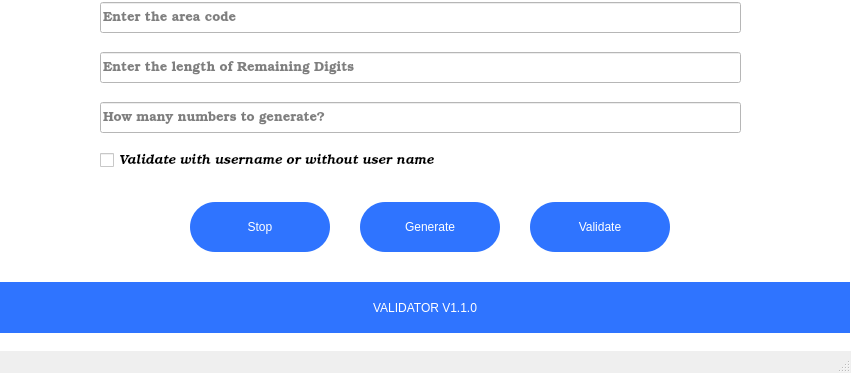
The window that validator.ui (josanta/phone-gen-verify) describes before a commit, drawn with Qt 5; both pictures show x 0 to 851 and y 248 to 621 of the 851 by 621 pixel window.
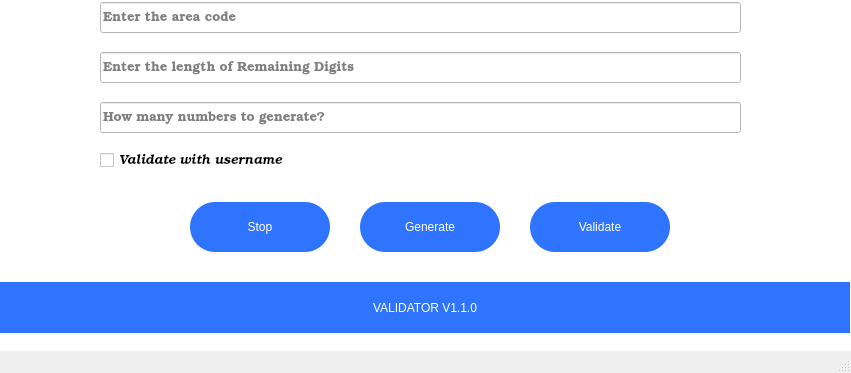
The same window after the commit.

Diff of the .ui file:
```diff
--- a/validator.ui
+++ b/validator.ui
@@ -316,7 +316,7 @@
       </font>
      </property>
      <property name="text">
-      <string>Validate with username or without user name</string>
+      <string>Validate with username</string>
      </property>
     </widget>
    </widget>
```
